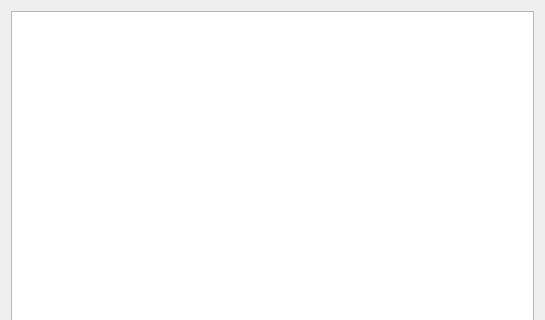
Before: the Qt Designer form ui/lyricsdialog.ui in Voker57/qmpdclient, drawn with Qt 5; both pictures show x 0 to 545 and y 0 to 320 of the 545 by 600 pixel window.
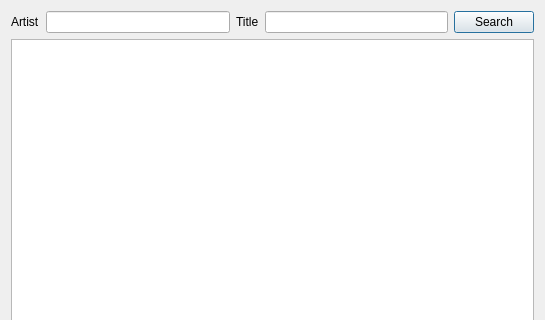
After: the same form once the commit is applied.

Commit message: Added editable artist & title fields to lyrics dialog

The edit to the form file:
```diff
--- a/ui/lyricsdialog.ui
+++ b/ui/lyricsdialog.ui
@@ -14,7 +14,44 @@
   </property>
   <layout class="QVBoxLayout" name="verticalLayout" >
    <item>
-    <widget class="QTextBrowser" name="lyricsBrowser" />
+    <layout class="QHBoxLayout" name="horizontalLayout">
+     <item>
+      <widget class="QLabel" name="label">
+       <property name="text">
+        <string>Artist</string>
+       </property>
+       <property name="buddy">
+        <cstring>artistEdit</cstring>
+       </property>
+      </widget>
+     </item>
+     <item>
+      <widget class="QLineEdit" name="artistEdit"/>
+     </item>
+     <item>
+      <widget class="QLabel" name="label_2">
+       <property name="text">
+        <string>Title</string>
+       </property>
+       <property name="buddy">
+        <cstring>titleEdit</cstring>
+       </property>
+      </widget>
+     </item>
+     <item>
+      <widget class="QLineEdit" name="titleEdit"/>
+     </item>
+     <item>
+      <widget class="QPushButton" name="searchButton">
+       <property name="text">
+        <string>Search</string>
+       </property>
+      </widget>
+     </item>
+    </layout>
+   </item>
+   <item>
+    <widget class="QTextBrowser" name="lyricsBrowser"/>
    </item>
   </layout>
  </widget>
```
Left out of the diff: 33 changed lines with no effect on the pictures. The commit also changes 2 other files.
